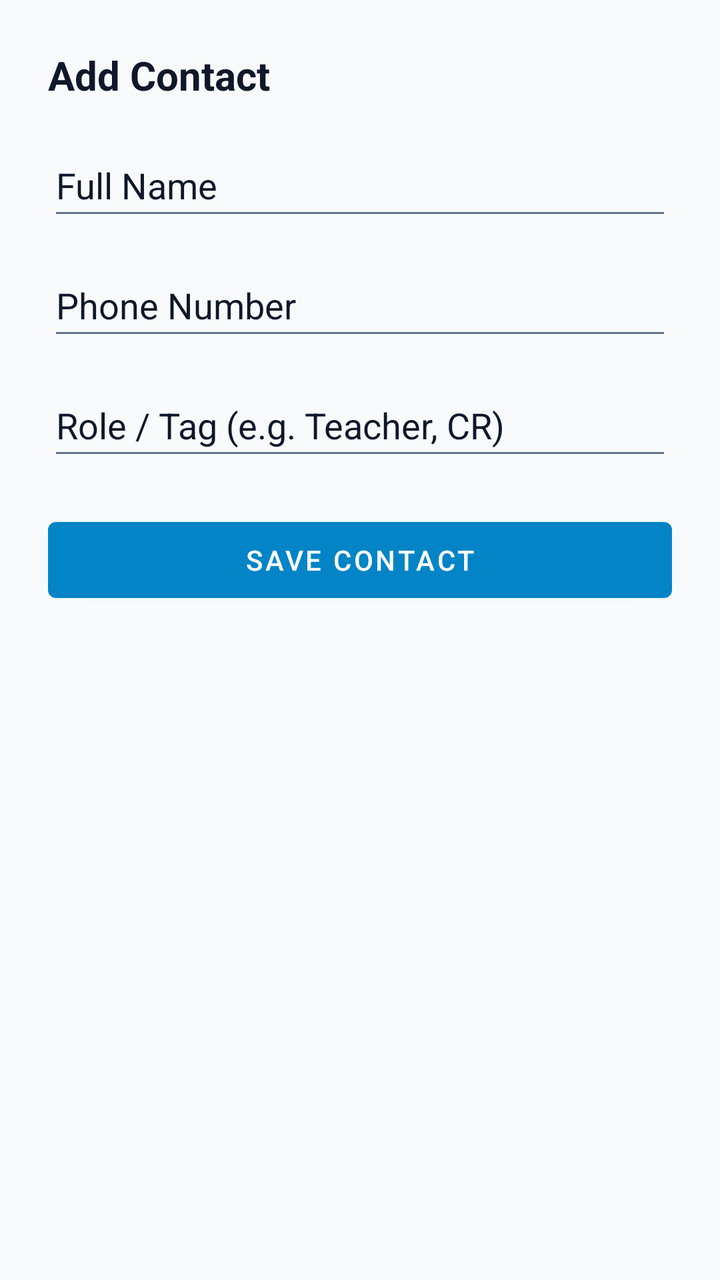
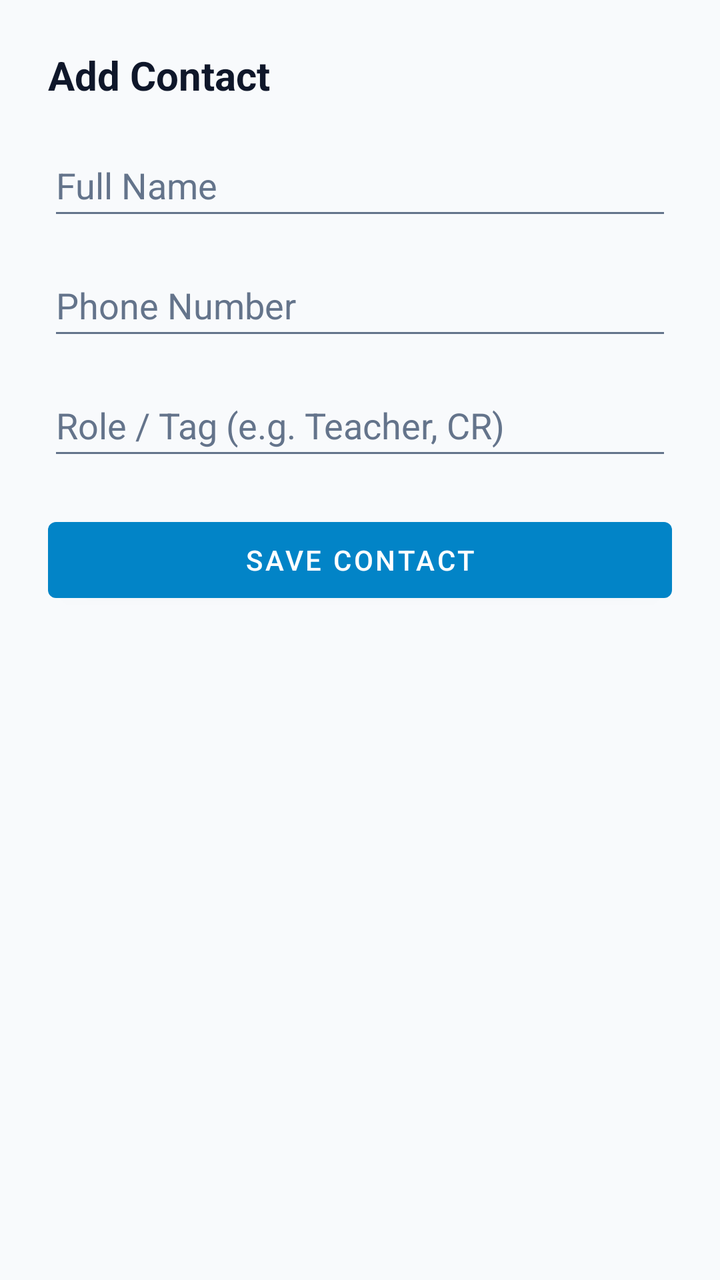

Screens rendered from an Android XML layout before and after an edit, with the pre-edit source and the edit as a unified diff.
<!-- AndroidManifest.xml: application theme Theme.LifeSync -->
<!-- res/layout/dialog_add_contact.xml -->
<?xml version="1.0" encoding="utf-8"?>
<LinearLayout xmlns:android="http://schemas.android.com/apk/res/android"
    android:layout_width="match_parent"
    android:layout_height="wrap_content"
    android:orientation="vertical"
    android:padding="24dp">

    <TextView
        android:layout_width="wrap_content"
        android:layout_height="wrap_content"
        android:text="Add Contact"
        android:textSize="20sp"
        android:textStyle="bold"
        android:textColor="?attr/colorOnSurface"
        android:layout_marginBottom="16dp" />

    <EditText
        android:id="@+id/etContactName"
        android:layout_width="match_parent"
        android:layout_height="wrap_content"
        android:minHeight="48dp"
        android:hint="Full Name"
        android:textColor="?attr/colorOnSurface"
        android:textColorHint="?attr/colorOutline"
        android:layout_marginBottom="12dp" />

    <EditText
        android:id="@+id/etPhoneNumber"
        android:layout_width="match_parent"
        android:layout_height="wrap_content"
        android:minHeight="48dp"
        android:inputType="phone"
        android:hint="Phone Number"
        android:textColor="?attr/colorOnSurface"
        android:textColorHint="?attr/colorOutline"
        android:layout_marginBottom="12dp" />

    <EditText
        android:id="@+id/etContactRole"
        android:layout_width="match_parent"
        android:layout_height="wrap_content"
        android:minHeight="48dp"
        android:hint="Role / Tag (e.g. Teacher, CR)"
        android:textColor="?attr/colorOnSurface"
        android:textColorHint="?attr/colorOutline"
        android:layout_marginBottom="20dp" />

    <com.google.android.material.button.MaterialButton
        android:id="@+id/btnSaveContact"
        android:layout_width="match_parent"
        android:layout_height="50dp"
        android:text="SAVE CONTACT" />
</LinearLayout>
<!-- resources referenced by this layout -->
<resources>
  <style name="Theme.LifeSync" parent="Theme.MaterialComponents.DayNight.NoActionBar">
          <item name="colorPrimary">@color/primary</item>
          <item name="colorPrimaryVariant">@color/primary_variant</item>
          <item name="colorOnPrimary">@color/on_primary</item>
          <item name="colorSecondary">@color/secondary</item>
          <item name="colorSecondaryVariant">@color/secondary_variant</item>
          <item name="colorOnSecondary">@color/on_secondary</item>
          <item name="colorSurface">@color/surface</item>
          <item name="colorOnSurface">@color/text_primary</item>
          <item name="colorOnBackground">@color/text_primary</item>
          <item name="colorOnSurfaceVariant">@color/text_secondary</item>
          <item name="android:colorBackground">@color/background</item>
          <item name="android:windowBackground">@color/background</item>
          <item name="android:textColorPrimary">@color/text_primary</item>
          <item name="android:textColorSecondary">@color/text_secondary</item>
          <item name="android:statusBarColor">@color/background</item>
          <item name="android:windowLightStatusBar">true</item>
          <item name="android:navigationBarColor">@color/background</item>
          <item name="materialCardViewStyle">@style/CardElevationRounded</item>
          <item name="android:textViewStyle">@style/DuoRhythmTextView</item>
          <item name="android:editTextStyle">@style/DuoRhythmEditText</item>
          <item name="editTextStyle">@style/DuoRhythmEditText</item>
      </style>
  <color name="primary">#0284C7</color>
  <color name="primary_variant">#0369A1</color>
  <color name="on_primary">#FFFFFF</color>
  <color name="secondary">#7C3AED</color>
  <color name="secondary_variant">#6D28D9</color>
  <color name="on_secondary">#FFFFFF</color>
  <color name="surface">#FFFFFF</color>
  <color name="text_primary">#0F172A</color>
  <color name="text_secondary">#64748B</color>
  <color name="background">#F8FAFC</color>
  <style name="CardElevationRounded" parent="Widget.MaterialComponents.CardView">
          <item name="cardCornerRadius">22dp</item>
          <item name="cardElevation">2dp</item>
          <item name="strokeWidth">1dp</item>
          <item name="strokeColor">@color/card_stroke</item>
          <item name="cardBackgroundColor">@color/surface_card</item>
      </style>
  <style name="DuoRhythmTextView" parent="android:Widget.TextView">
          <item name="android:lineSpacingExtra">2dp</item>
          <item name="android:fontFamily">sans-serif</item>
          <item name="android:includeFontPadding">true</item>
      </style>
  <style name="DuoRhythmEditText" parent="android:Widget.EditText">
          <item name="android:lineSpacingExtra">2dp</item>
          <item name="android:fontFamily">sans-serif</item>
          <item name="android:includeFontPadding">true</item>
          <item name="android:textColor">@color/text_primary</item>
          <item name="android:textColorHint">@color/text_secondary</item>
      </style>
  <color name="card_stroke">#E2E8F0</color>
  <color name="surface_card">#FFFFFF</color>
</resources>

<!-- the commit's change to res/layout/dialog_add_contact.xml (unified diff, before → after) -->
@@ -21,7 +21,7 @@
         android:minHeight="48dp"
         android:hint="Full Name"
         android:textColor="?attr/colorOnSurface"
-        android:textColorHint="?attr/colorOutline"
+        android:textColorHint="?android:attr/textColorSecondary"
         android:layout_marginBottom="12dp" />
 
     <EditText
@@ -32,7 +32,7 @@
         android:inputType="phone"
         android:hint="Phone Number"
         android:textColor="?attr/colorOnSurface"
-        android:textColorHint="?attr/colorOutline"
+        android:textColorHint="?android:attr/textColorSecondary"
         android:layout_marginBottom="12dp" />
 
     <EditText
@@ -42,7 +42,7 @@
         android:minHeight="48dp"
         android:hint="Role / Tag (e.g. Teacher, CR)"
         android:textColor="?attr/colorOnSurface"
-        android:textColorHint="?attr/colorOutline"
+        android:textColorHint="?android:attr/textColorSecondary"
         android:layout_marginBottom="20dp" />
 
     <com.google.android.material.button.MaterialButton
<!-- resource entries referenced after the edit -->
@@ -11,6 +11,7 @@
           <item name="colorOnSurface">@color/text_primary</item>
           <item name="colorOnBackground">@color/text_primary</item>
           <item name="colorOnSurfaceVariant">@color/text_secondary</item>
+          <item name="colorOutline">@color/text_secondary</item>
           <item name="android:colorBackground">@color/background</item>
           <item name="android:windowBackground">@color/background</item>
           <item name="android:textColorPrimary">@color/text_primary</item>
